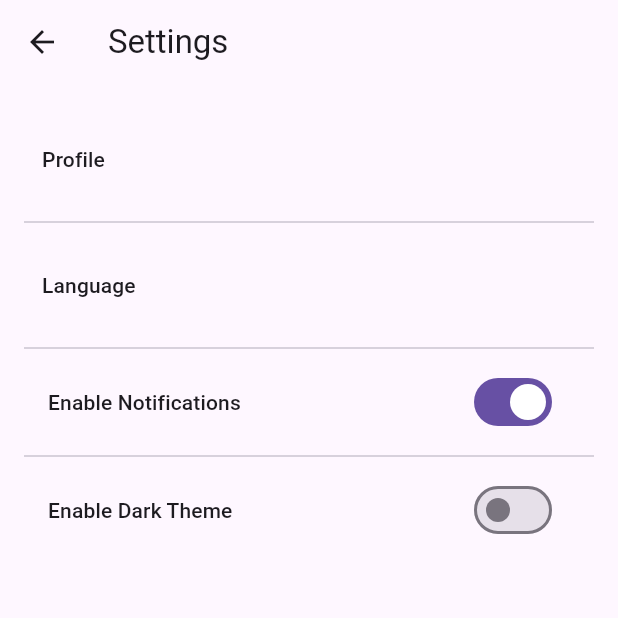
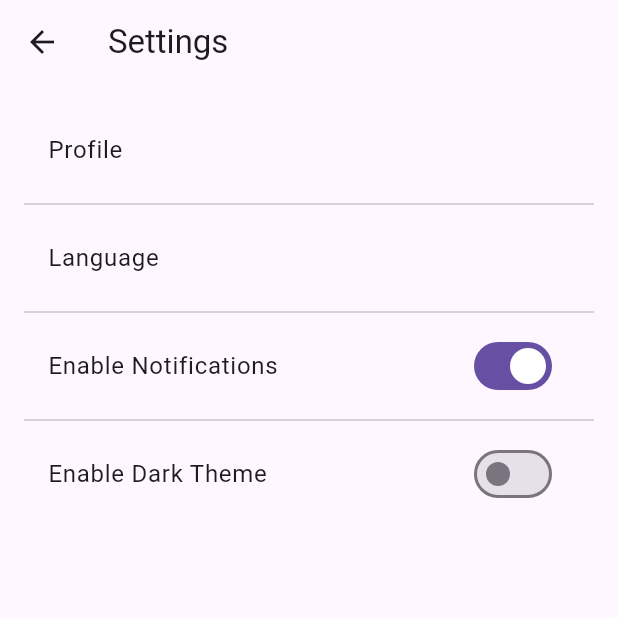
Before and after one commit to younestalibi/habbit-breaker, a Flutter app: the SettingsScreen screen opened by its route, on a phone screen of 412 x 824 dp, the top half of it. Run offline on Flutter 3.47's test engine with Material 3 defaults, Android fonts, the phone set to English and light mode, and no system bars; our stand-ins replace cloud_firestore, firebase_auth, firebase_core, firebase_storage, image_picker, persistent_bottom_nav_bar and 1 more; accounts and stored records are empty; generated files the repository leaves out were written again.

Commit message:
update setting page

```diff
--- a/lib/screens/setting_screen.dart
+++ b/lib/screens/setting_screen.dart
@@ -20,45 +20,36 @@ class _SettingsScreenState extends State<SettingsScreen> {
 
     return Scaffold(
       appBar: AppBar(
-        title: Text(S.of(context).settings, style: Theme.of(context).textTheme.titleLarge),
+        title: Text(S.of(context).settings,
+            style: Theme.of(context).textTheme.titleLarge),
       ),
       body: Padding(
         padding: const EdgeInsets.all(16.0),
         child: Column(
           crossAxisAlignment: CrossAxisAlignment.start,
           children: [
-            TextButton(
-              onPressed: () {
+            ListTile(
+              title: Text(S.of(context).profile),
+              onTap: () {
                 Navigator.of(context).push(
                   MaterialPageRoute(
                       builder: (context) => ProfileSettingsScreen()),
                 );
               },
-              child: Container(
-                  width: double.infinity,
-                  padding: const EdgeInsets.symmetric(vertical: 16),
-                  child: Text(S.of(context).profile,
-                      style: Theme.of(context).textTheme.titleSmall)),
             ),
             const Divider(),
-            TextButton(
-              onPressed: () {
+            ListTile(
+              title: Text(S.of(context).language),
+              onTap: () {
                 Navigator.of(context).push(
                   MaterialPageRoute(
                       builder: (context) => LanguageSettingScreen()),
                 );
               },
-              child: Container(
-                width: double.infinity,
-                padding: const EdgeInsets.symmetric(vertical: 16),
-                child: Text(S.of(context).language,
-                    style: Theme.of(context).textTheme.titleSmall),
-              ),
             ),
             const Divider(),
             SwitchListTile(
-              title: Text(S.of(context).enable_notifications,
-                  style: Theme.of(context).textTheme.titleSmall),
+              title: Text(S.of(context).enable_notifications),
               value: notificationsEnabled,
               onChanged: (value) {
                 setState(() {
@@ -68,12 +59,10 @@ class _SettingsScreenState extends State<SettingsScreen> {
             ),
             const Divider(),
             SwitchListTile(
-              title: Text(S.of(context).enable_dark_theme,
-                  style: Theme.of(context).textTheme.titleSmall),
+              title: Text(S.of(context).enable_dark_theme),
               value: darkThemeEnabled,
               onChanged: (value) {
                 settingsProvider.changeTheme();
-                // setState(() {});
               },
             ),
           ],
```
